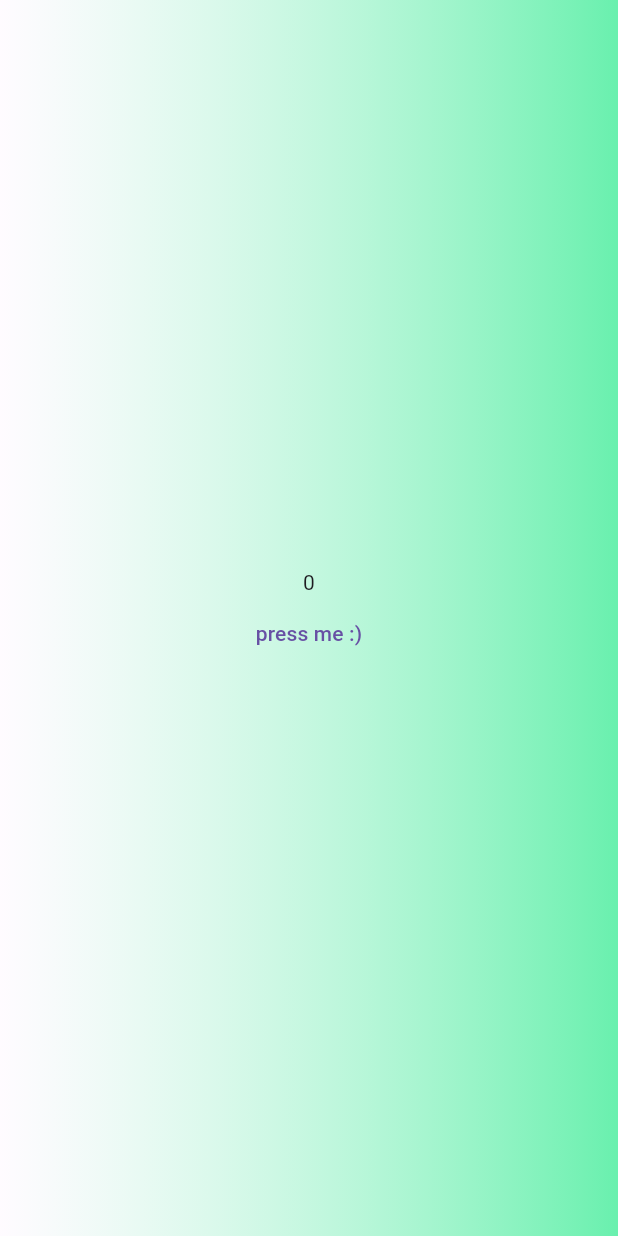
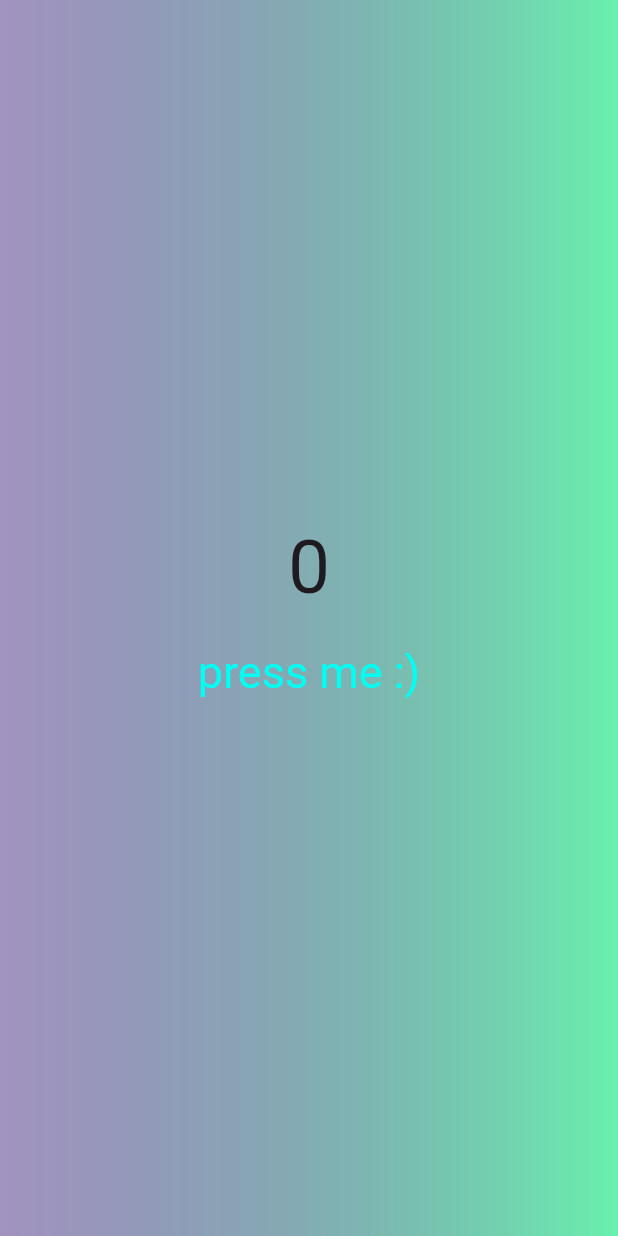
Before and after one commit to josuemj/Flutter-projects, a Flutter app: the screen it shows after launch, on a phone screen of 412 x 824 dp. Run offline on Flutter 3.47's test engine with Material 3 defaults, Android fonts, the phone set to English and light mode, and no system bars; our stand-ins replace flutter_dotenv, flutter_riverpod, google_fonts, image_picker, location, transparent_image; missing offline and left inert: dart_eval.

Commit message:
just reminding some of this greaty framework,

```diff
--- a/counter/lib/app.dart
+++ b/counter/lib/app.dart
@@ -23,15 +23,35 @@ class _AppState extends State<AppState> {
     return Center(
       child: Container(
           decoration: const BoxDecoration(
-              gradient:
-                  LinearGradient(colors: [Colors.white54, Colors.greenAccent])),
+              gradient: LinearGradient(colors: [
+            Color.fromARGB(136, 80, 60, 136),
+            Colors.greenAccent
+          ])),
           child: Column(
             mainAxisSize: MainAxisSize.max,
             mainAxisAlignment: MainAxisAlignment.center,
             crossAxisAlignment: CrossAxisAlignment.stretch,
             children: [
-              Center(child: Text("$count")),
-              TextButton(onPressed: setCount, child: const Text("press me :)"))
+              Center(
+                child: Column(
+                  mainAxisSize: MainAxisSize.min,
+                  children: [
+                    Text("$count", style: const TextStyle(fontSize: 50)),
+                    TextButton(
+                        style: TextButton.styleFrom(
+                          foregroundColor:
+                              const Color.fromARGB(255, 0, 255, 242),
+                          padding: const EdgeInsets.all(16.0),
+                          textStyle: const TextStyle(fontSize: 20),
+                        ),
+                        onPressed: setCount,
+                        child: const Text("press me :)",
+                            style: TextStyle(
+                              fontSize: 30,
+                            ))),
+                  ],
+                ),
+              ),
             ],
           )),
     );
```
